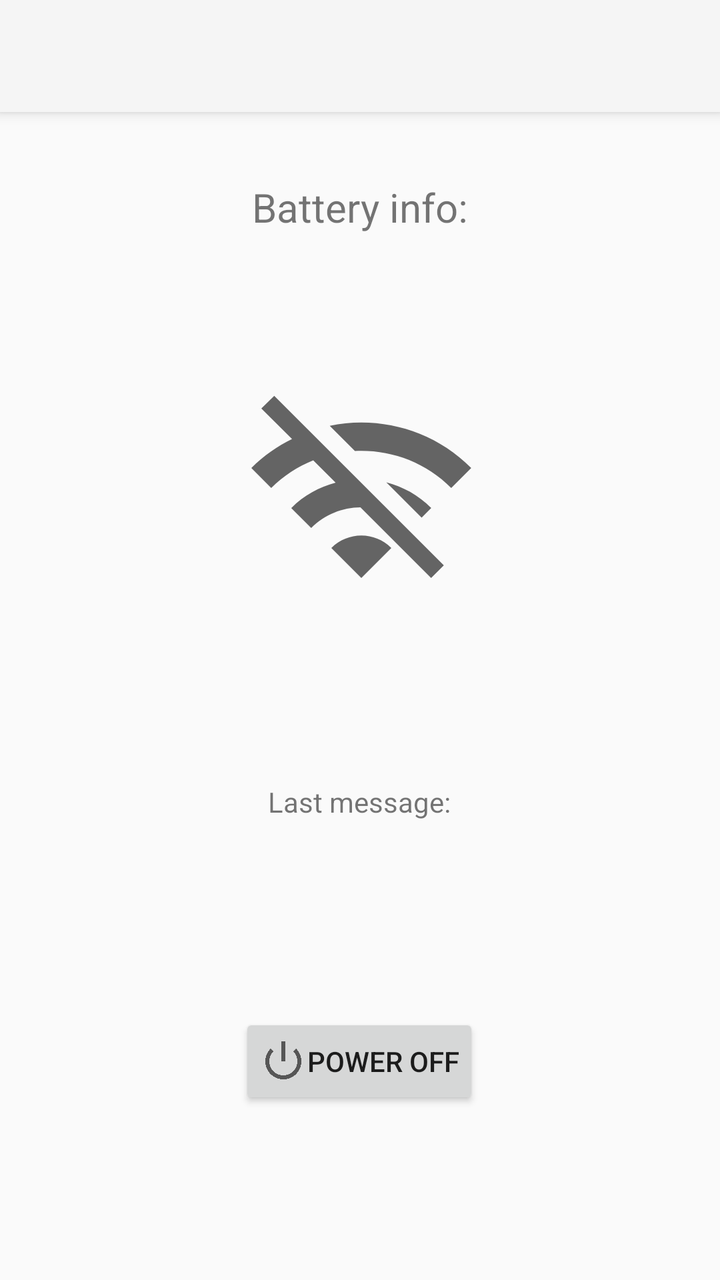
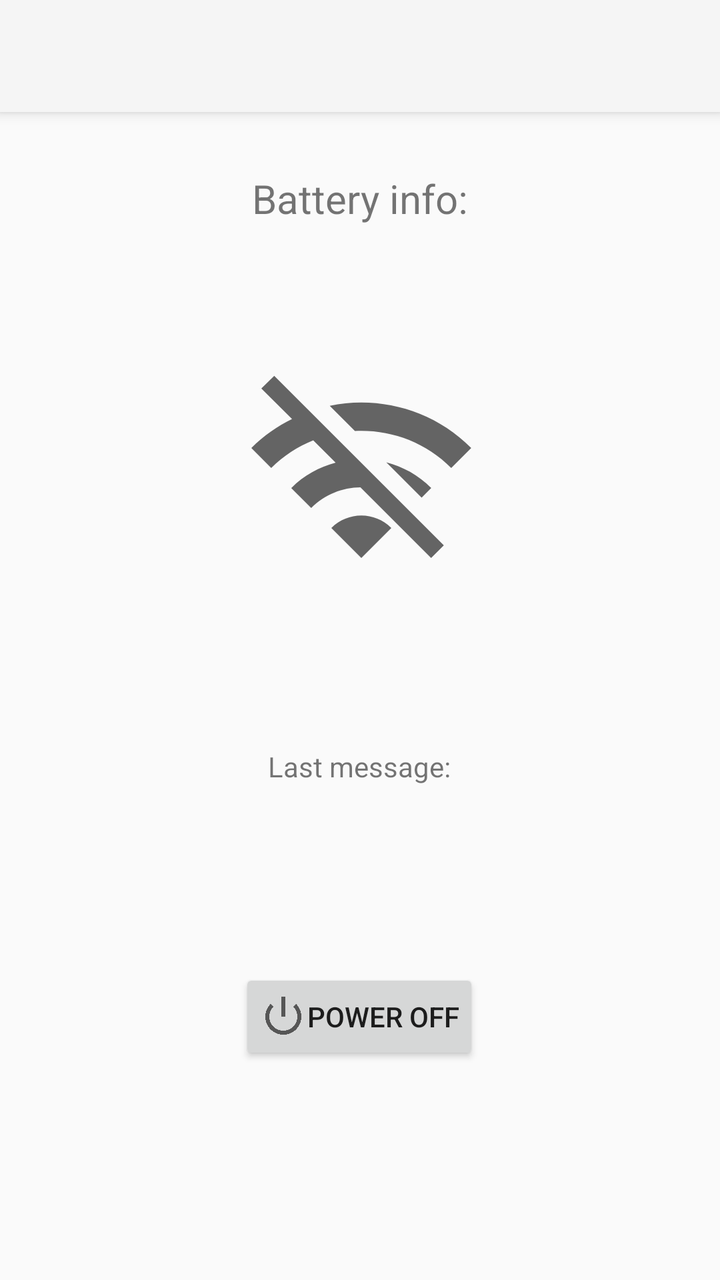

Before-and-after screenshots of an Android layout around one commit, followed by the original layout XML and the change that was made.
<!-- AndroidManifest.xml: application theme AppTheme -->
<!-- res/layout/activity_main.xml -->
<?xml version="1.0" encoding="utf-8"?>
<android.support.constraint.ConstraintLayout
    xmlns:android="http://schemas.android.com/apk/res/android"
    xmlns:app="http://schemas.android.com/apk/res-auto"
    xmlns:tools="http://schemas.android.com/tools"
    android:layout_width="match_parent"
    android:layout_height="match_parent">

    
    <android.support.v7.widget.Toolbar
        android:id="@+id/toolbar"
        android:layout_width="match_parent"
        android:layout_height="?attr/actionBarSize"
        android:background="?attr/colorPrimary"
        android:elevation="4dp"
        app:popupTheme="@style/ThemeOverlay.AppCompat.Dark"
        android:title="Battery Status"
        app:layout_constraintTop_toTopOf="parent"
        app:layout_constraintStart_toStartOf="parent"
        app:layout_constraintEnd_toEndOf="parent"/>

<LinearLayout
    android:layout_width="match_parent"
    android:layout_height="match_parent">

    <Space
        android:layout_width="wrap_content"
        android:layout_height="match_parent"
        android:layout_weight="1" />

    <LinearLayout
        android:layout_width="245dp"
        android:layout_height="match_parent"
        android:layout_weight="10"
        android:gravity="center"
        android:orientation="vertical">

        <Space
            android:layout_width="match_parent"
            android:layout_height="10dp"
            android:layout_weight="1" />

        <TextView
            android:id="@+id/textViewBatteryStatus"
            android:layout_width="match_parent"
            android:layout_height="wrap_content"
            android:layout_weight="1"
            android:text="Battery info:"
            android:textAlignment="center"
            android:textSize="20sp" />

        <ImageView
            android:id="@+id/connectionStatusImageView"
            android:layout_width="match_parent"
            android:layout_height="wrap_content"
            android:layout_weight="1"
            android:scaleType="center"
            android:scaleX="5"
            android:scaleY="5"
            app:srcCompat="@drawable/ic_baseline_wifi_off_24" />

        <Space
            android:layout_width="match_parent"
            android:layout_height="10dp"
            android:layout_weight="1" />

        <TextView
            android:id="@+id/lastMqttMessage"
            android:layout_width="match_parent"
            android:layout_height="wrap_content"
            android:layout_weight="1"
            android:text="Last message:"
            android:textAlignment="center"
            android:textSize="14sp" />

        <Button
            android:id="@+id/stopButton"
            android:layout_width="wrap_content"
            android:layout_height="wrap_content"
            android:text="Power off"
            android:gravity="center"
            android:drawableLeft="@android:drawable/ic_lock_power_off"
            android:padding="10dp"
            android:layout_marginTop="16dp"/>

        <Space
            android:layout_width="match_parent"
            android:layout_height="5dp"
            android:layout_weight="1" />

    </LinearLayout>

    <Space
        android:layout_width="wrap_content"
        android:layout_height="match_parent"
        android:layout_weight="1" />
</LinearLayout>

</android.support.constraint.ConstraintLayout>
<!-- resources referenced by this layout -->
<resources>
  <!-- drawable ic_baseline_wifi_off_24 (drawable) -->
  <vector xmlns:android="http://schemas.android.com/apk/res/android"
      android:width="24dp"
      android:height="24dp"
      android:viewportWidth="24"
      android:viewportHeight="24"
      android:tint="?attr/colorControlNormal">
    <path
        android:fillColor="@android:color/white"
        android:pathData="M22.99,9C19.15,5.16 13.8,3.76 8.84,4.78l2.52,2.52c3.47,-0.17 6.99,1.05 9.63,3.7l2,-2zM18.99,13c-1.29,-1.29 -2.84,-2.13 -4.49,-2.56l3.53,3.53 0.96,-0.97zM2,3.05L5.07,6.1C3.6,6.82 2.22,7.78 1,9l1.99,2c1.24,-1.24 2.67,-2.16 4.2,-2.77l2.24,2.24C7.81,10.89 6.27,11.73 5,13v0.01L6.99,15c1.36,-1.36 3.14,-2.04 4.92,-2.06L18.98,20l1.27,-1.26L3.29,1.79 2,3.05zM9,17l3,3 3,-3c-1.65,-1.66 -4.34,-1.66 -6,0z"/>
  </vector>
  <style name="AppTheme" parent="Theme.AppCompat.DayNight.NoActionBar">
          
          <item name="windowActionBar">false</item>
          <item name="windowNoTitle">true</item>
      </style>
</resources>

<!-- the commit's change to res/layout/activity_main.xml (unified diff, before → after) -->
@@ -88,6 +88,14 @@
             android:layout_height="5dp"
             android:layout_weight="1" />
 
+        <TextView
+            android:id="@+id/versionTextView"
+            android:layout_width="match_parent"
+            android:layout_height="wrap_content"
+            android:layout_weight="0.1"
+            android:ems="10"
+            android:textAlignment="viewEnd" />
+
     </LinearLayout>
 
     <Space
